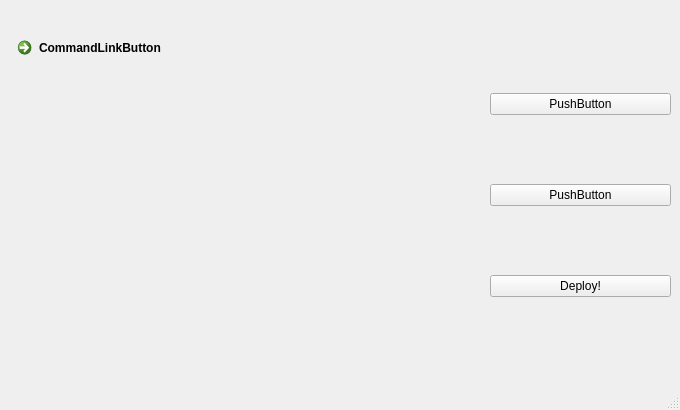
Old version of the form Mainwindow.ui in the repository batuhanyus/QDeployer.
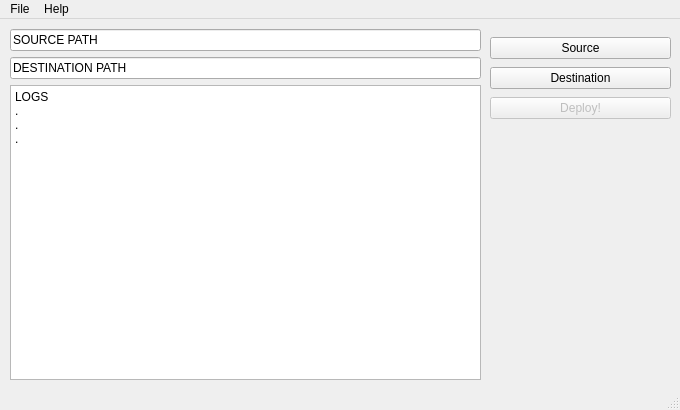
New version of the form.

What changed in the file:
```diff
--- a/Mainwindow.ui
+++ b/Mainwindow.ui
@@ -18,16 +18,42 @@
     <property name="geometry">
      <rect>
       <x>10</x>
-      <y>30</y>
+      <y>10</y>
       <width>471</width>
-      <height>331</height>
+      <height>351</height>
      </rect>
     </property>
     <layout class="QVBoxLayout" name="verticalLayout">
      <item>
-      <widget class="QCommandLinkButton" name="commandLinkButton">
+      <widget class="QLineEdit" name="SourceText">
        <property name="text">
-        <string>CommandLinkButton</string>
+        <string>SOURCE PATH</string>
+       </property>
+       <property name="readOnly">
+        <bool>true</bool>
+       </property>
+      </widget>
+     </item>
+     <item>
+      <widget class="QLineEdit" name="DestinationPath">
+       <property name="text">
+        <string>DESTINATION PATH</string>
+       </property>
+       <property name="readOnly">
+        <bool>true</bool>
+       </property>
+      </widget>
+     </item>
+     <item>
+      <widget class="QPlainTextEdit" name="LogsBox">
+       <property name="readOnly">
+        <bool>true</bool>
+       </property>
+       <property name="plainText">
+        <string>LOGS
+.
+.
+.</string>
        </property>
       </widget>
      </item>
@@ -37,16 +63,22 @@
     <property name="geometry">
      <rect>
       <x>490</x>
-      <y>30</y>
+      <y>10</y>
       <width>181</width>
-      <height>331</height>
+      <height>101</height>
      </rect>
     </property>
     <layout class="QVBoxLayout" name="verticalLayout_2">
+     <property name="spacing">
+      <number>0</number>
+     </property>
+     <property name="sizeConstraint">
+      <enum>QLayout::SetDefaultConstraint</enum>
+     </property>
      <item>
       <widget class="QPushButton" name="OpenSourceDialogBtn">
        <property name="text">
-        <string>PushButton</string>
+        <string>Source</string>
        </property>
        <property name="flat">
         <bool>false</bool>
@@ -56,15 +88,21 @@
      <item>
       <widget class="QPushButton" name="OpenDestDialogBtn">
        <property name="text">
-        <string>PushButton</string>
+        <string>Destination</string>
        </property>
       </widget>
      </item>
      <item>
       <widget class="QPushButton" name="OpenDeployDialogBtn">
+       <property name="enabled">
+        <bool>false</bool>
+       </property>
        <property name="text">
         <string>Deploy!</string>
        </property>
+       <property name="checkable">
+        <bool>false</bool>
+       </property>
       </widget>
      </item>
     </layout>
@@ -79,6 +117,18 @@
      <height>21</height>
     </rect>
    </property>
+   <widget class="QMenu" name="menuFile">
+    <property name="title">
+     <string>File</string>
+    </property>
+   </widget>
+   <widget class="QMenu" name="menuHelp">
+    <property name="title">
+     <string>Help</string>
+    </property>
+   </widget>
+   <addaction name="menuFile"/>
+   <addaction name="menuHelp"/>
   </widget>
   <widget class="QStatusBar" name="statusbar"/>
  </widget>
```
